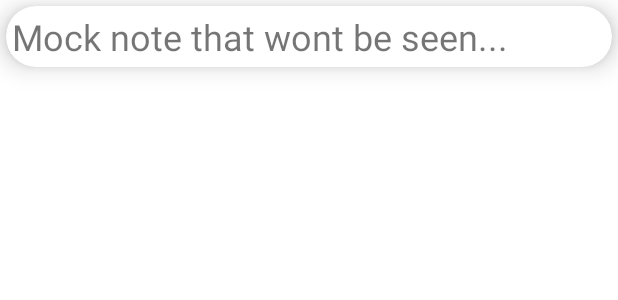
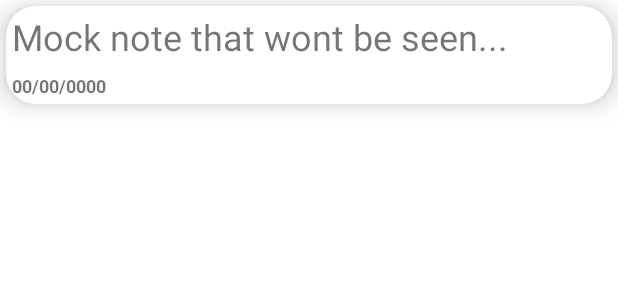
Before and after one commit to pilichm/ProstyNotatnik, an Android app: the layout note_item.xml on its own in the app's theme, with its tools: preview values and no code run, on a phone screen of 412 x 824 dp. Shown: the top 300 px of the screen. Run offline under Robolectric (Android 15) with nearby library versions, the phone set to English and light mode, and no system bars.

Commit message:
Added: - basic add note functionnality.

```diff
--- a/app/build.gradle
+++ b/app/build.gradle
@@ -1,6 +1,7 @@
 plugins {
     id 'com.android.application'
     id 'kotlin-android'
+    id "org.jetbrains.kotlin.plugin.serialization" version "1.5.10"
 }
 
 android {
@@ -9,7 +10,7 @@ android {
 
     defaultConfig {
         applicationId "pl.pilichm.prostynotatnik"
-        minSdkVersion 21
+        minSdkVersion 26
         targetSdkVersion 30
         versionCode 1
         versionName "1.0"
@@ -43,4 +44,5 @@ dependencies {
     apply plugin: "kotlin-android-extensions"
     androidTestImplementation 'androidx.test.ext:junit:1.1.3'
     androidTestImplementation 'androidx.test.espresso:espresso-core:3.4.0'
+    implementation("org.jetbrains.kotlinx:kotlinx-serialization-json:1.3.0")
 }
--- a/app/src/main/res/layout/activity_add_note.xml
+++ b/app/src/main/res/layout/activity_add_note.xml
@@ -23,7 +23,7 @@
             android:layout_width="match_parent"
             android:layout_height="match_parent"
             android:hint="@string/add_note_text"
-            android:inputType="numberDecimal"
+            android:inputType="text"
             android:textSize="@dimen/edit_text_amount_text_size" />
     </com.google.android.material.textfield.TextInputLayout>
 
--- a/app/src/main/res/layout/note_item.xml
+++ b/app/src/main/res/layout/note_item.xml
@@ -9,12 +9,28 @@
     app:cardPreventCornerOverlap="true"
     android:layout_margin="@dimen/note_item_margin">
 
-    <TextView
-        android:id="@+id/note_text"
-        android:text="@string/mock_note_text"
-        android:textSize="@dimen/note_item_text_size"
-        android:padding="@dimen/note_item_margin"
+    <LinearLayout
+        android:orientation="vertical"
         android:layout_width="match_parent"
-        android:layout_height="wrap_content"/>
+        android:layout_height="wrap_content">
+
+        <TextView
+            android:id="@+id/tvNoteText"
+            android:text="@string/mock_note_text"
+            android:textSize="@dimen/note_item_text_size"
+            android:padding="@dimen/note_item_margin"
+            android:layout_width="match_parent"
+            android:layout_height="wrap_content"/>
+
+        <TextView
+            android:id="@+id/tvNoteCreationDate"
+            android:text="@string/mock_note_creation_time"
+            android:textSize="@dimen/note_item_creation_time_text_size"
+            android:padding="@dimen/note_item_margin"
+            android:textStyle="bold"
+            android:layout_width="match_parent"
+            android:layout_height="wrap_content"/>
+
+    </LinearLayout>
 
 </androidx.cardview.widget.CardView>
--- a/app/src/main/res/values/dimen.xml
+++ b/app/src/main/res/values/dimen.xml
@@ -2,6 +2,7 @@
 <resources>
     <dimen name="note_item_margin">4dp</dimen>
     <dimen name="note_item_text_size">24sp</dimen>
+    <dimen name="note_item_creation_time_text_size">12sp</dimen>
     <dimen name="cardElevation">10dp</dimen>
     <dimen name="cardCornerRadius">20dp</dimen>
     <dimen name="edit_text_amount_text_size">18sp</dimen>
--- a/app/src/main/res/values/strings.xml
+++ b/app/src/main/res/values/strings.xml
@@ -4,4 +4,5 @@
     <string name="menu_add_note">Add note</string>
     <string name="mock_note_text">Mock note that wont be seen...</string>
     <string name="add_note_text">Add note...</string>
+    <string name="mock_note_creation_time">00/00/0000</string>
 </resources>
```
Also changed, not shown: app/src/main/java/pl/pilichm/prostynotatnik/AddNoteActivity.kt (+59 -1 lines), app/src/main/java/pl/pilichm/prostynotatnik/MainActivity.kt (+69 -2 lines), app/src/main/java/pl/pilichm/prostynotatnik/recyclerview/Constants.kt (added, +11 -0 lines), app/src/main/java/pl/pilichm/prostynotatnik/recyclerview/Note.kt (added, +9 -0 lines), app/src/main/java/pl/pilichm/prostynotatnik/recyclerview/NoteAdapter.kt (added, +53 -0 lines).
